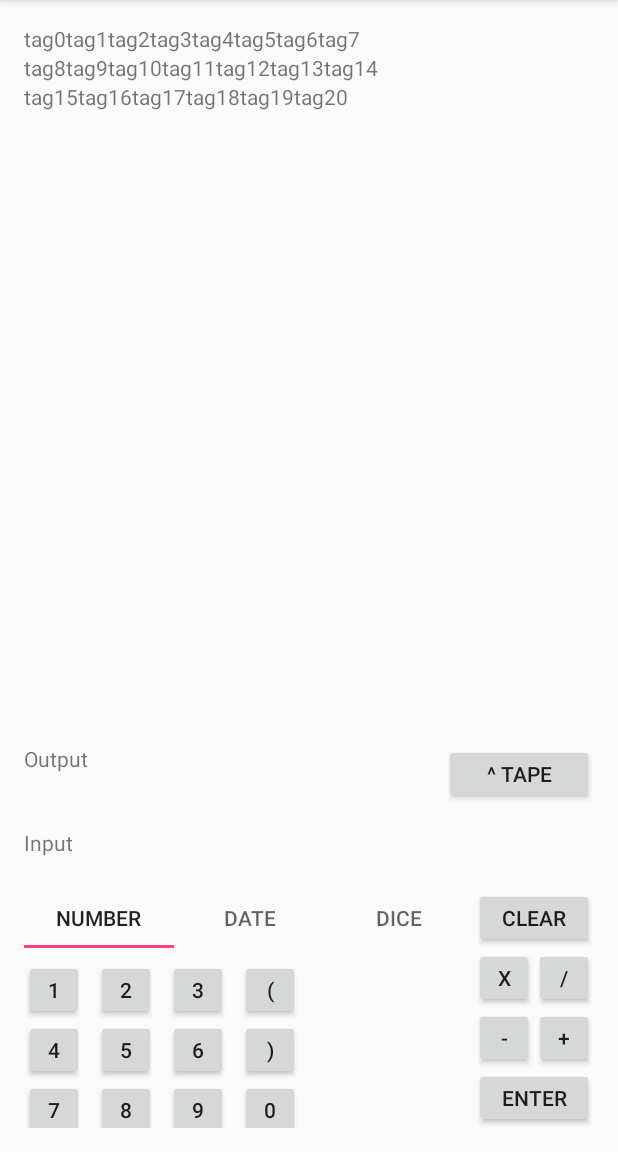
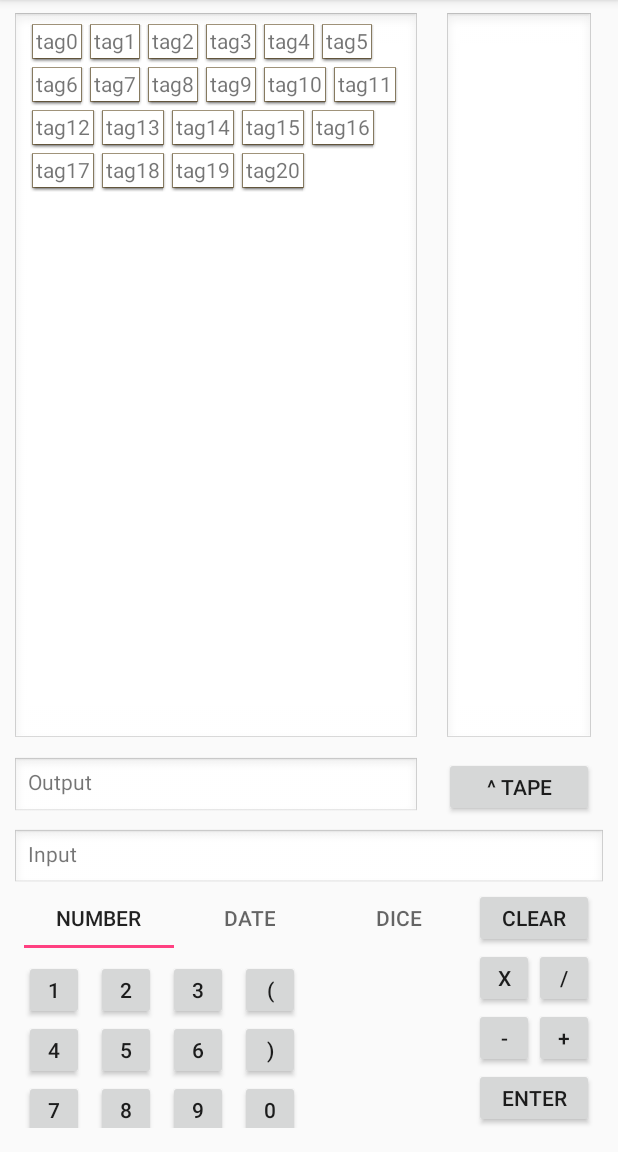
Before and after one commit to rogersai/aiCalc, an Android app: the screen it shows after launch (MainActivity), on a phone screen of 412 x 824 dp, the part 84-1236 px from its top. Run offline under Robolectric (Android 15) with nearby library versions, the phone set to English and light mode, and no system bars.

Commit message:
Tag cloud implemented

```diff
--- a/app/build.gradle
+++ b/app/build.gradle
@@ -23,6 +23,8 @@ dependencies {
     implementation 'com.android.support:appcompat-v7:27.1.1'
     implementation 'com.android.support.constraint:constraint-layout:1.1.0'
     implementation 'com.google.dagger:dagger:2.+'
+    implementation 'com.j256.ormlite:ormlite-android:5.1'
+    implementation 'com.j256.ormlite:ormlite-core:5.1'
     annotationProcessor 'com.google.dagger:dagger-compiler:2.+'
     testImplementation 'junit:junit:4.12'
     androidTestImplementation 'com.android.support.test:runner:1.0.2'
--- /dev/null
+++ b/app/src/main/java/com/rogersai/aicalc/Elements.java
@@ -0,0 +1,4 @@
+package com.rogersai.aicalc;
+
+public class Elements {
+}
--- a/app/src/main/java/com/rogersai/aicalc/MainActivity.java
+++ b/app/src/main/java/com/rogersai/aicalc/MainActivity.java
@@ -23,7 +23,7 @@ public class MainActivity extends AppCompatActivity implements TabLayout.OnTabSe
     private ConstraintLayout cloudContainer;
     private CloudLayout cloudLayout;
 
-    private LinearLayout tapeLayout;
+    private LinearLayout tapeStripLayout;
     private Button toTapeButton;
 
     private TextView inputView, preView;
@@ -68,7 +68,7 @@ public class MainActivity extends AppCompatActivity implements TabLayout.OnTabSe
         toTapeButton = (Button) findViewById(R.id.toTapeButton);
         inputView = (TextView) findViewById(R.id.inputView);
         preView = (TextView) findViewById(R.id.outputView);
-        tapeLayout = (LinearLayout) findViewById(R.id.tapeLayout);
+        tapeStripLayout = (LinearLayout) findViewById(R.id.tapeStripLayout);
 
         buttonMultiply.setOnClickListener(new View.OnClickListener() {
             @Override
@@ -117,7 +117,7 @@ public class MainActivity extends AppCompatActivity implements TabLayout.OnTabSe
                     itemID = tapeItem.getArguments().getInt("itemID");
                 }
                 System.out.println("tape" + itemID + " added");
-                fragmentTransaction.add(tapeLayout.getId(), tapeItem, "tape" + itemID);
+                fragmentTransaction.add(tapeStripLayout.getId(), tapeItem, "tape" + itemID);
                 fragmentTransaction.commit();
             }
         });
--- a/app/src/main/java/com/rogersai/aicalc/TapeLayoutItem.java
+++ b/app/src/main/java/com/rogersai/aicalc/TapeLayoutItem.java
@@ -49,7 +49,7 @@ public class TapeLayoutItem extends Fragment {
         textView.setText(itemText);
 
         fragmentManager = getFragmentManager();
-        linearLayout = getActivity().findViewById(R.id.tapeLayout);
+        linearLayout = getActivity().findViewById(R.id.tapeStripLayout);
         closeButton.setOnClickListener(new View.OnClickListener() {
             @Override
             public void onClick(View v) {
--- a/app/src/main/res/layout/activity_main.xml
+++ b/app/src/main/res/layout/activity_main.xml
@@ -6,18 +6,17 @@
     android:layout_height="match_parent"
     tools:context=".MainActivity">
 
-    <android.support.constraint.ConstraintLayout
-        android:id="@+id/infoLayout"
-        android:layout_width="match_parent"
-        android:layout_height="0dp"
-        android:layout_marginBottom="8dp"
+    <TextView
+        android:id="@+id/inputView"
+        android:layout_width="0dp"
+        android:layout_height="39dp"
         android:layout_marginEnd="8dp"
         android:layout_marginStart="8dp"
-        android:layout_marginTop="8dp"
-        app:layout_constraintBottom_toTopOf="@+id/outputLayout"
+        android:background="@android:drawable/edit_text"
+        android:text="Input"
+        app:layout_constraintBottom_toTopOf="@+id/inputLayout"
         app:layout_constraintEnd_toEndOf="parent"
-        app:layout_constraintStart_toStartOf="parent"
-        app:layout_constraintTop_toTopOf="parent">
+        app:layout_constraintStart_toStartOf="parent" />
 
     <android.support.constraint.ConstraintLayout
         android:id="@+id/cloudContainer"
@@ -27,23 +26,24 @@
         android:layout_marginEnd="8dp"
         android:layout_marginStart="8dp"
         android:layout_marginTop="8dp"
-            app:layout_constraintBottom_toBottomOf="parent"
+        android:background="@android:drawable/edit_text"
+        app:layout_constraintBottom_toTopOf="@+id/outputView"
         app:layout_constraintEnd_toStartOf="@+id/tapeLayout"
         app:layout_constraintStart_toStartOf="parent"
         app:layout_constraintTop_toTopOf="parent"></android.support.constraint.ConstraintLayout>
 
-        <LinearLayout
-            android:id="@+id/tapeLayout"
-            android:layout_width="122dp"
-            android:layout_height="0dp"
+    <TextView
+        android:id="@+id/outputView"
+        android:layout_width="0dp"
+        android:layout_height="40dp"
         android:layout_marginBottom="8dp"
         android:layout_marginEnd="8dp"
-            android:layout_marginTop="8dp"
-            android:orientation="vertical"
-            app:layout_constraintBottom_toBottomOf="parent"
-            app:layout_constraintEnd_toEndOf="parent"
-            app:layout_constraintTop_toTopOf="parent"></LinearLayout>
-    </android.support.constraint.ConstraintLayout>
+        android:layout_marginStart="8dp"
+        android:background="@android:drawable/edit_text"
+        android:text="Output"
+        app:layout_constraintBottom_toTopOf="@+id/inputView"
+        app:layout_constraintEnd_toStartOf="@+id/tapeLayout"
+        app:layout_constraintStart_toStartOf="parent" />
 
     <android.support.constraint.ConstraintLayout
         android:id="@+id/inputLayout"
@@ -124,20 +124,6 @@
             </TableRow>
         </TableLayout>
 
-        <TextView
-            android:id="@+id/inputView"
-            android:layout_width="0dp"
-            android:layout_height="40dp"
-            android:layout_marginEnd="8dp"
-            android:layout_marginStart="8dp"
-            android:layout_marginTop="8dp"
-            android:text="Input"
-            app:layout_constraintBottom_toTopOf="@+id/opPad"
-            app:layout_constraintEnd_toEndOf="parent"
-            app:layout_constraintStart_toStartOf="parent"
-            app:layout_constraintTop_toTopOf="parent"
-            tools:background="@android:drawable/dialog_holo_light_frame" />
-
         <android.support.v4.view.ViewPager
             android:id="@+id/atomViewPager"
             android:layout_width="0dp"
@@ -181,36 +167,41 @@
     </android.support.constraint.ConstraintLayout>
 
     <android.support.constraint.ConstraintLayout
-        android:id="@+id/outputLayout"
-        android:layout_width="match_parent"
-        android:layout_height="wrap_content"
+        android:id="@+id/tapeLayout"
+        android:layout_width="wrap_content"
+        android:layout_height="0dp"
+        android:layout_marginBottom="8dp"
+        android:layout_marginEnd="8dp"
+        android:layout_marginTop="8dp"
+        app:layout_constraintBottom_toTopOf="@+id/inputView"
+        app:layout_constraintEnd_toEndOf="parent"
+        app:layout_constraintTop_toTopOf="parent">
+
+        <LinearLayout
+            android:id="@+id/tapeStripLayout"
+            android:layout_width="0dp"
+            android:layout_height="0dp"
+            android:layout_marginBottom="8dp"
             android:layout_marginEnd="8dp"
             android:layout_marginStart="8dp"
-        app:layout_constraintBottom_toTopOf="@+id/inputLayout"
+            android:background="@android:drawable/edit_text"
+            android:orientation="vertical"
+            android:padding="1dp"
+            app:layout_constraintBottom_toTopOf="@+id/toTapeButton"
             app:layout_constraintEnd_toEndOf="parent"
-        app:layout_constraintHorizontal_bias="1.0"
-        app:layout_constraintStart_toStartOf="parent">
-
-        <TextView
-            android:id="@+id/outputView"
-            android:layout_width="0dp"
-            android:layout_height="40dp"
-            android:layout_marginEnd="8dp"
-            android:layout_marginStart="8dp"
-            android:text="Output"
-            app:layout_constraintEnd_toStartOf="@+id/toTapeButton"
             app:layout_constraintStart_toStartOf="parent"
-            tools:background="@android:drawable/dialog_holo_light_frame" />
+            app:layout_constraintTop_toTopOf="parent"></LinearLayout>
 
         <Button
             android:id="@+id/toTapeButton"
             android:layout_width="100dp"
             android:layout_height="40dp"
-            android:layout_marginBottom="8dp"
             android:layout_marginEnd="8dp"
+            android:layout_marginStart="8dp"
             android:text="^ Tape"
             app:layout_constraintBottom_toBottomOf="parent"
-            app:layout_constraintEnd_toEndOf="parent" />
+            app:layout_constraintEnd_toEndOf="parent"
+            app:layout_constraintStart_toStartOf="parent" />
     </android.support.constraint.ConstraintLayout>
 
 </android.support.constraint.ConstraintLayout>
--- a/app/src/main/res/layout/cloud_layout_item.xml
+++ b/app/src/main/res/layout/cloud_layout_item.xml
@@ -7,5 +7,9 @@
         android:id="@+id/itemTextView"
         android:layout_width="wrap_content"
         android:layout_height="wrap_content"
+        android:layout_margin="1dp"
+        android:background="@android:drawable/editbox_dropdown_light_frame"
+        android:paddingLeft="4dp"
+        android:paddingRight="4dp"
         android:text="TextView" />
 </LinearLayout>
```
Also changed, not shown: app/src/main/res/layout/tape_layout_item.xml (+14 -9 lines). Lines whose indentation alone changed are shown as unchanged.
